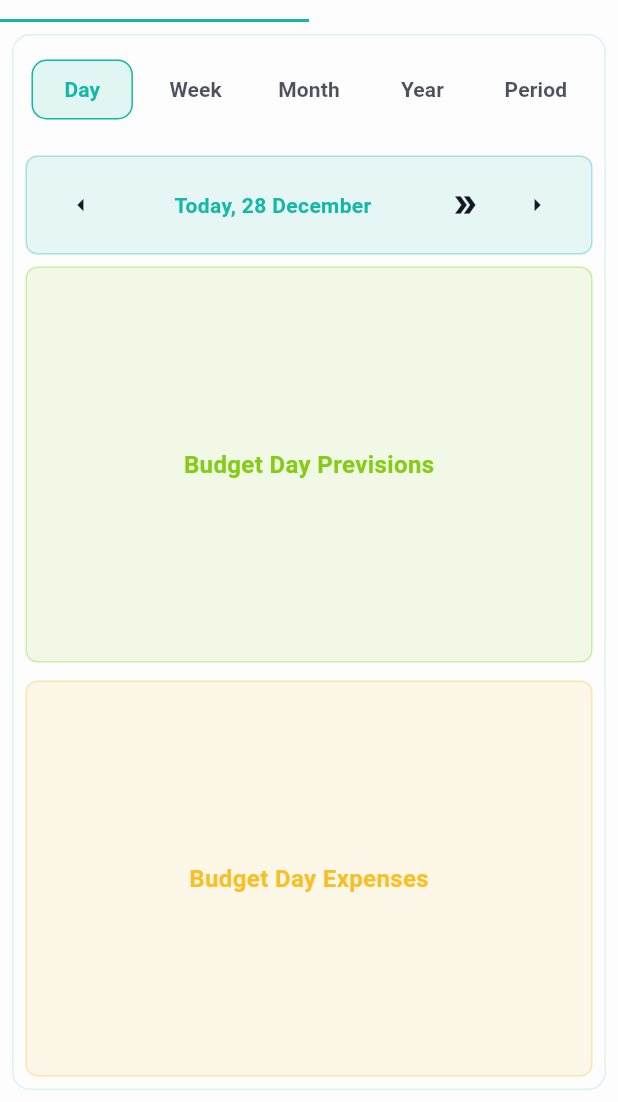
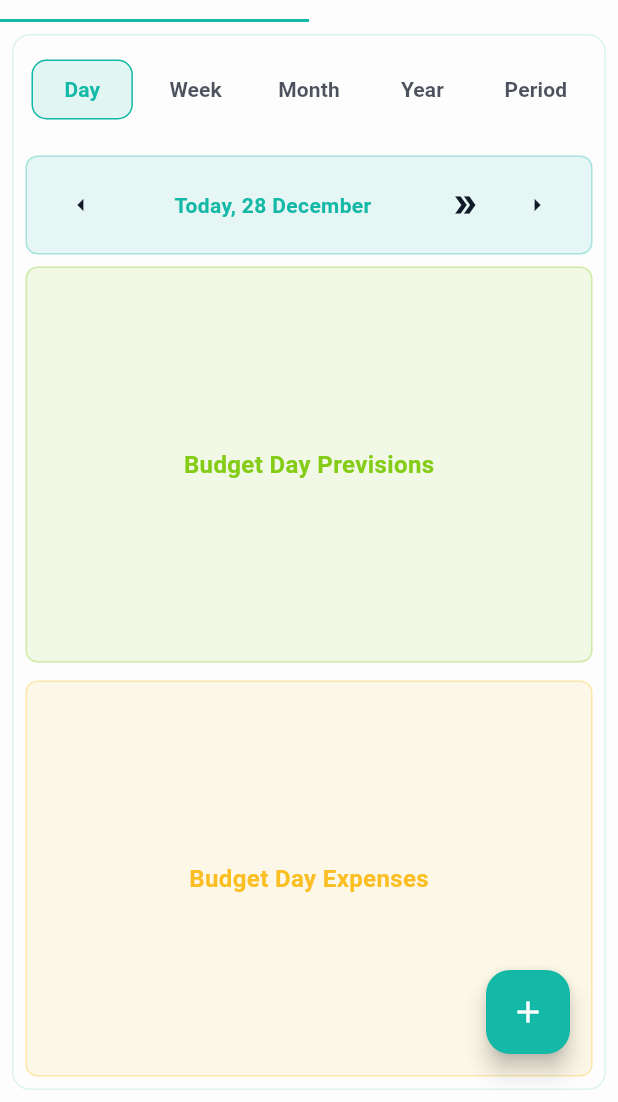
Before and after one commit to 1001pepi/Expenses-Manager, a Flutter app: the screen it shows after launch, on a phone screen of 412 x 824 dp, the part 134-1236 px from its top. Run offline on Flutter 3.47's test engine with Material 3 defaults, Android fonts, the phone set to English and light mode, and no system bars; our stand-ins replace dropdown_button2.

Commit message:
feature: add floating button to create items

```diff
--- a/lib/screens/home_screen.dart
+++ b/lib/screens/home_screen.dart
@@ -29,7 +29,11 @@ class _MyHomePageState extends State<MyHomePage> with TickerProviderStateMixin {
   @override
   void initState() {
     super.initState();
-    _mainTabController = TabController(length: 2, vsync: this);
+    _mainTabController = TabController(
+      length: 2,
+      vsync: this,
+      animationDuration: Duration.zero,
+    );
     final today = DateTime.now();
     _periodDates = {
       'Day': today,
@@ -138,6 +142,7 @@ class _MyHomePageState extends State<MyHomePage> with TickerProviderStateMixin {
           Expanded(
             child: TabBarView(
               controller: _mainTabController,
+              physics: const NeverScrollableScrollPhysics(),
               children: [
                 _buildMainTabContent(context, tabNames, 'Budget'),
                 _buildMainTabContent(context, tabNames, 'Expenses'),
@@ -145,6 +150,15 @@ class _MyHomePageState extends State<MyHomePage> with TickerProviderStateMixin {
             ),
           ),
         ],
+      ),
+      floatingActionButton: Padding(
+        padding: const EdgeInsets.only(bottom: 16.0, right: 16.0),
+        child: FloatingActionButton(
+          onPressed: () {
+            // TODO: Add functionality based on current tab
+          },
+          child: const Icon(Icons.add),
+        ),
       ),
     );
   }
@@ -306,11 +320,16 @@ class _MyHomePageState extends State<MyHomePage> with TickerProviderStateMixin {
     String periodText;
 
     if (tabName == 'Period' && periodRange != null) {
-      periodText = DateFormatUtils.getPeriodText(
-        tabName,
-        periodDate,
-        customRange: periodRange,
-      );
+      // Check if it's an "All time" range
+      if (periodRange.start.year == 2000 && periodRange.end.year >= 2100) {
+        periodText = 'All time';
+      } else {
+        periodText = DateFormatUtils.getPeriodText(
+          tabName,
+          periodDate,
+          customRange: periodRange,
+        );
+      }
     } else if (tabName == 'Period') {
       periodText = 'Select a period';
     } else {
```
Also changed, not shown: lib/widgets/calendar/period_picker_dialog.dart (+51 -6 lines).
